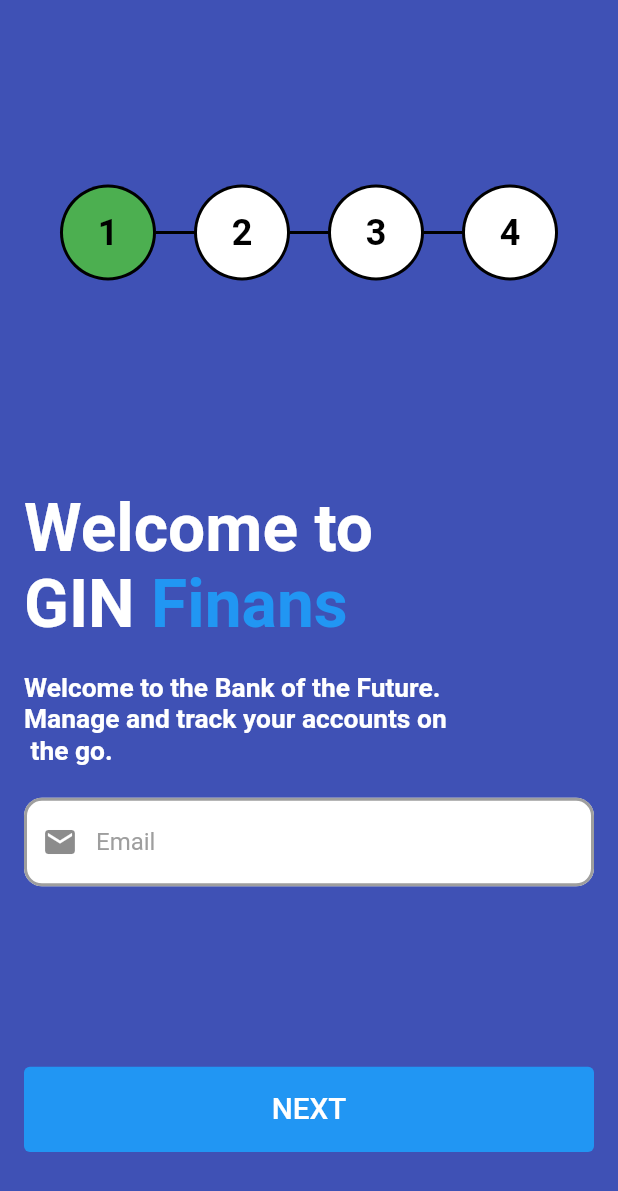
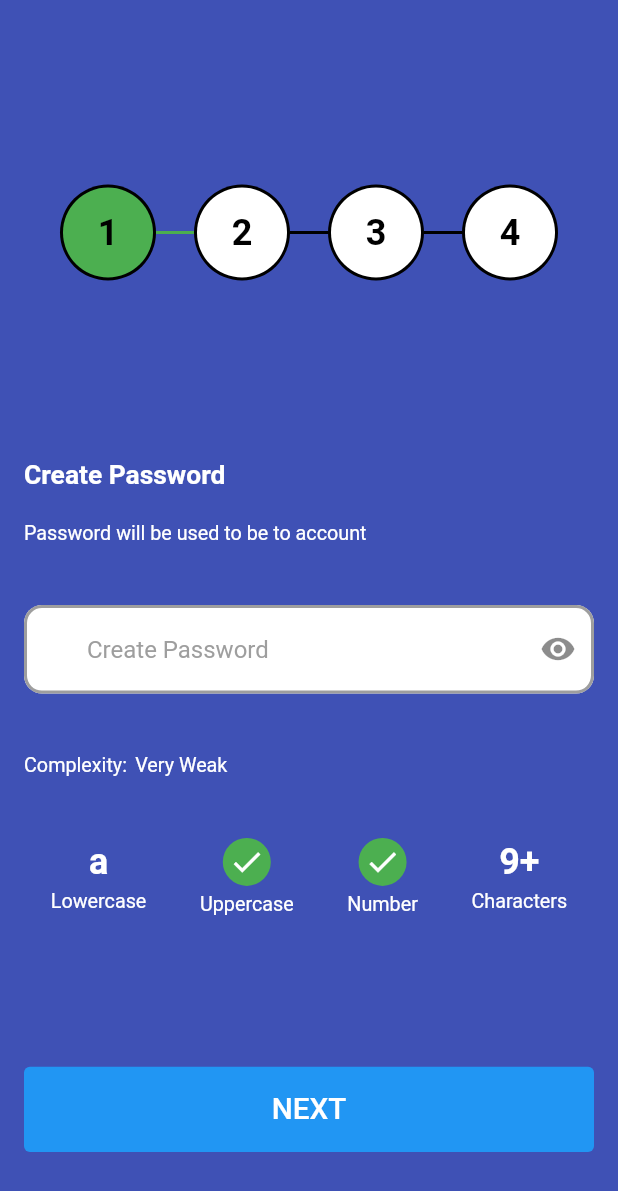
Before and after one commit to imsanjaysah/flutter_registration, a Flutter app: the screen it shows after launch, after a tap on "NEXT", on a phone screen of 412 x 824 dp. Shown: the top 1191 px of the screen. Run offline on Flutter 3.47's test engine with Material 2 defaults, Android fonts, the light colour scheme and no system bars; Roboto replaces fonts that are missing (Muli).

Commit message:
step 2 screen designed

```diff
--- a/lib/config/constants.dart
+++ b/lib/config/constants.dart
@@ -11,9 +11,9 @@
 const kTextColor = Color(0xFF757575);
 
 
-final headingStyle = TextStyle(
-  fontSize: getProportionateScreenWidth(20),
-  fontWeight: FontWeight.bold,
-  color: Colors.black,
-  height: 1.5,
-);
+final headingStyle =TextStyle(fontSize: 24.0,
+    fontWeight: FontWeight.bold,
+    color: Colors.white);
+
+final captionStyle = TextStyle(fontSize: getProportionateScreenWidth(12),
+    color: Colors.white);
--- a/lib/screens/registration/components/registration_step_two.dart
+++ b/lib/screens/registration/components/registration_step_two.dart
@@ -1,26 +1,72 @@
 import 'package:flutter/cupertino.dart';
+import 'package:flutter/material.dart';
+import 'package:flutter_registration/config/constants.dart';
+import 'package:flutter_registration/config/size_config.dart';
+import 'package:flutter_registration/widgets/custom_textfield.dart';
+import 'package:flutter_registration/widgets/password_validator_control.dart';
 
 class RegistrationStepTwo extends StatefulWidget {
   @override
   State<StatefulWidget> createState() => _RegistrationStepTwoState();
-
 }
 
 class _RegistrationStepTwoState extends State<RegistrationStepTwo> {
   @override
-  Widget build(BuildContext context) {
-    // TODO: implement build
-    throw UnimplementedError();
-  }
+  Widget build(BuildContext context) => _body;
 
   Widget get _body => Column(
-    children: [
+        crossAxisAlignment: CrossAxisAlignment.start,
+        children: [
+          _title,
+          SizedBox(
+            height: getProportionateScreenHeight(20),
+          ),
+          _desc,
+          SizedBox(
+            height: getProportionateScreenHeight(40),
+          ),
+          _password,
+          SizedBox(
+            height: getProportionateScreenHeight(40),
+          ),
+          _complexityRow,
+          SizedBox(
+            height: getProportionateScreenHeight(40),
+          ),
+          PasswordValidatorControl(''),
+        ],
+      );
 
-    ],
-  );
+  Widget get _title => Text(
+        'Create Password',
+        style: TextStyle(
+            fontSize: getProportionateScreenWidth(16),
+            fontWeight: FontWeight.bold,
+            color: Colors.white),
+      );
 
-  Widget get _welcomeTitle => null;
+  Widget get _desc => Text(
+        'Password will be used to be to account',
+        style: captionStyle,
+      );
 
-  Widget get _welcomeBody => null;
+  Widget get _password => CustomTextField(
+        hintText: 'Create Password',
+        suffixIcon: Icons.remove_red_eye,
+      );
 
+  Widget get _complexityRow => Row(
+        children: [
+          Text(
+            'Complexity:',
+            style: captionStyle,
+          ),
+          SizedBox(
+            width: getProportionateScreenWidth(5),
+          ),
+          Text(
+            'Very Weak',
+            style: captionStyle)
+        ],
+      );
 }
--- a/lib/screens/registration/components/registration_steps.dart
+++ b/lib/screens/registration/components/registration_steps.dart
@@ -5,6 +5,8 @@
 import 'package:flutter_registration/widgets/step_progress_view.dart';
 
 class RegistrationSteps extends StatelessWidget {
+  RegistrationSteps(this._curPage, {Key key}) : super(key: key);
+
   final _stepsText = ['1','2','3','4'];
 
   final _stepCircleRadius = 30.0;
@@ -17,7 +19,8 @@
 
   TextStyle _stepStyle = TextStyle(fontSize: 24.0, fontWeight: FontWeight.bold, color: Colors.black);
 
-  int _curPage = 1;
+  final int _curPage;
+
   @override
   Widget build(BuildContext context) {
     return StepProgressView(
--- a/lib/screens/registration/registration_main_screen.dart
+++ b/lib/screens/registration/registration_main_screen.dart
@@ -3,6 +3,7 @@
 import 'package:flutter_registration/config/constants.dart';
 import 'package:flutter_registration/config/size_config.dart';
 import 'package:flutter_registration/screens/registration/components/registration_step_one.dart';
+import 'package:flutter_registration/screens/registration/components/registration_step_two.dart';
 import 'package:flutter_registration/screens/registration/components/registration_steps.dart';
 import 'package:flutter_registration/widgets/default_button.dart';
 
@@ -30,7 +31,7 @@
     child: Column(
           mainAxisAlignment: MainAxisAlignment.spaceBetween,
           children: [
-            RegistrationSteps(),
+            RegistrationSteps(_currentStep),
             _currentRegistrationStepPage,
             _nextButton
           ],
@@ -41,6 +42,8 @@
     switch (_currentStep) {
       case 1:
         return RegistrationStepOne();
+      case 2:
+        return RegistrationStepTwo();
       default:
         return Container();
     }
@@ -49,6 +52,9 @@
   Widget get _nextButton => DefaultButton(
     text: 'NEXT',
     press: () {
+      setState(() {
+        ++_currentStep;
+      });
     },
   );
 }
--- /dev/null
+++ b/lib/widgets/password_validator_control.dart
@@ -0,0 +1,50 @@
+import 'package:flutter/cupertino.dart';
+import 'package:flutter/material.dart';
+import 'package:flutter_registration/config/constants.dart';
+import 'package:flutter_registration/config/size_config.dart';
+
+class PasswordValidatorControl extends StatelessWidget {
+  const PasswordValidatorControl(this.password,
+      {Key key, this.onValidPassword, this.onInValidPassword})
+      : super(key: key);
+
+  final String password;
+  final VoidCallback onValidPassword;
+  final VoidCallback onInValidPassword;
+
+  @override
+  Widget build(BuildContext context) {
+    return Row(
+      mainAxisAlignment: MainAxisAlignment.spaceAround,
+      children: [
+        _passwordControl('a', 'Lowercase', true),
+        _passwordControl('A', 'Uppercase', false),
+        _passwordControl('123', 'Number', false),
+        _passwordControl('9+', 'Characters', true),
+      ],
+    );
+  }
+
+  Widget _passwordControl(String title, String desc, bool isDone) => Column(
+        mainAxisAlignment: MainAxisAlignment.center,
+        children: [
+          isDone
+              ? Text(
+                  title,
+                  style: headingStyle,
+                )
+              : CircleAvatar(
+                  backgroundColor: Colors.green,
+                  radius: 16,
+                  child: Icon(
+                    Icons.done,
+                    color: Colors.white,
+                  ),
+                ),
+          SizedBox(
+            height: getProportionateScreenHeight(5),
+          ),
+          Text(desc, style: captionStyle)
+        ],
+      );
+}
```
